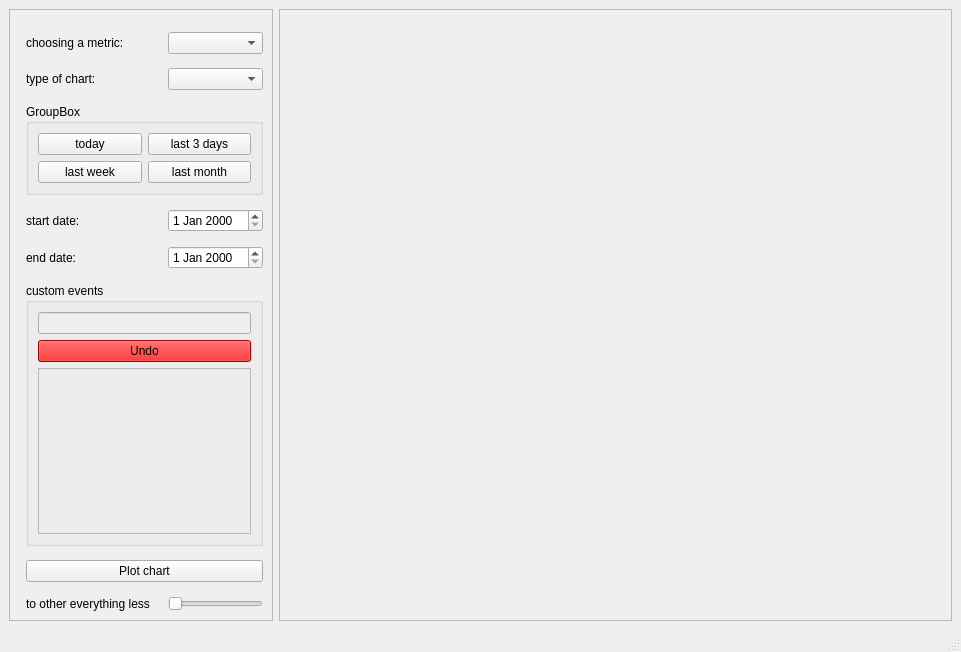
SpectreCom444/AppMetrica-data-visualization-system, file ui/workspace.ui: the form before one commit.
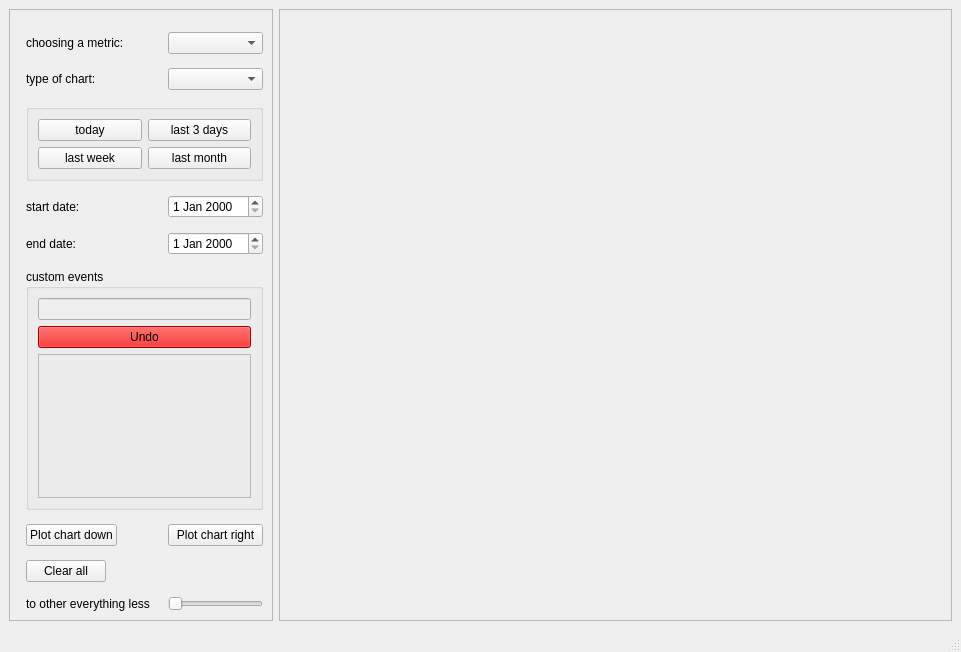
The form after the commit.

Commit message: generating graphs left and right

Patch:
```diff
--- a/ui/workspace.ui
+++ b/ui/workspace.ui
@@ -135,21 +135,14 @@
          </layout>
         </widget>
        </item>
-       <item row="7" column="0" colspan="2">
-        <widget class="QPushButton" name="plot_button">
-         <property name="text">
-          <string>Plot chart</string>
-         </property>
-        </widget>
-       </item>
-       <item row="8" column="0">
+       <item row="9" column="0">
         <widget class="QLabel" name="label_5">
          <property name="text">
           <string>to other everything less </string>
          </property>
         </widget>
        </item>
-       <item row="8" column="1">
+       <item row="9" column="1">
         <widget class="QSlider" name="horizontalSlider">
          <property name="orientation">
           <enum>Qt::Horizontal</enum>
@@ -165,7 +158,7 @@
           </size>
          </property>
          <property name="title">
-          <string>GroupBox</string>
+          <string/>
          </property>
          <layout class="QGridLayout" name="gridLayout">
           <item row="0" column="0">
@@ -199,6 +192,27 @@
          </layout>
         </widget>
        </item>
+       <item row="8" column="0">
+        <widget class="QPushButton" name="clear_button">
+         <property name="text">
+          <string>Clear all</string>
+         </property>
+        </widget>
+       </item>
+       <item row="7" column="0">
+        <widget class="QPushButton" name="plot_button">
+         <property name="text">
+          <string>Plot chart down</string>
+         </property>
+        </widget>
+       </item>
+       <item row="7" column="1">
+        <widget class="QPushButton" name="plot_button_right">
+         <property name="text">
+          <string>Plot chart right</string>
+         </property>
+        </widget>
+       </item>
       </layout>
      </widget>
     </item>
@@ -216,6 +230,11 @@
          <height>591</height>
         </rect>
        </property>
+       <layout class="QGridLayout" name="gridLayout_4">
+        <item row="0" column="0">
+         <layout class="QGridLayout" name="canvas_container_layout"/>
+        </item>
+       </layout>
       </widget>
      </widget>
     </item>
```
The commit also changes 2 other files.
